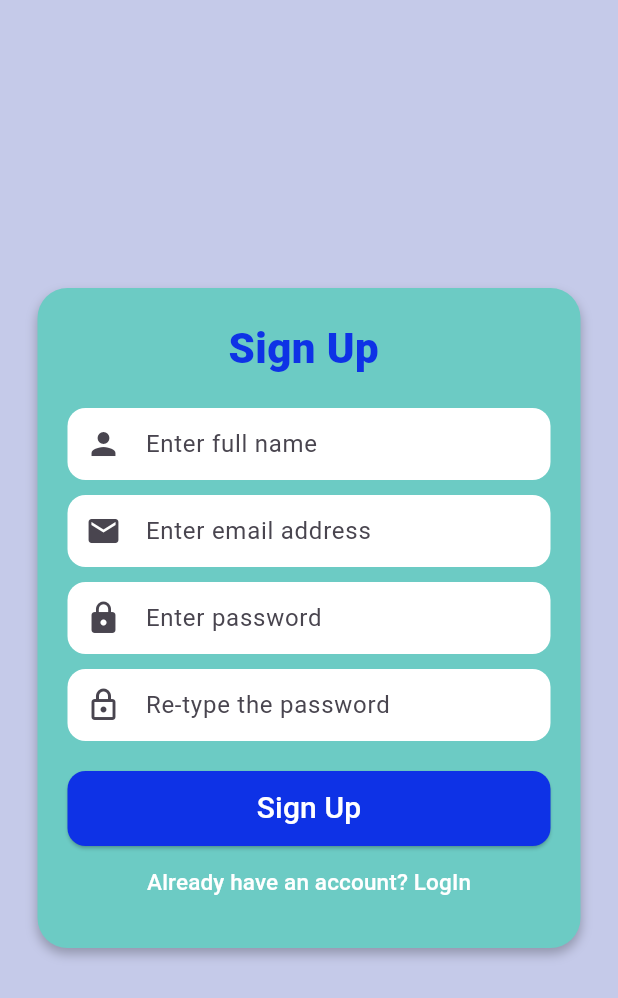
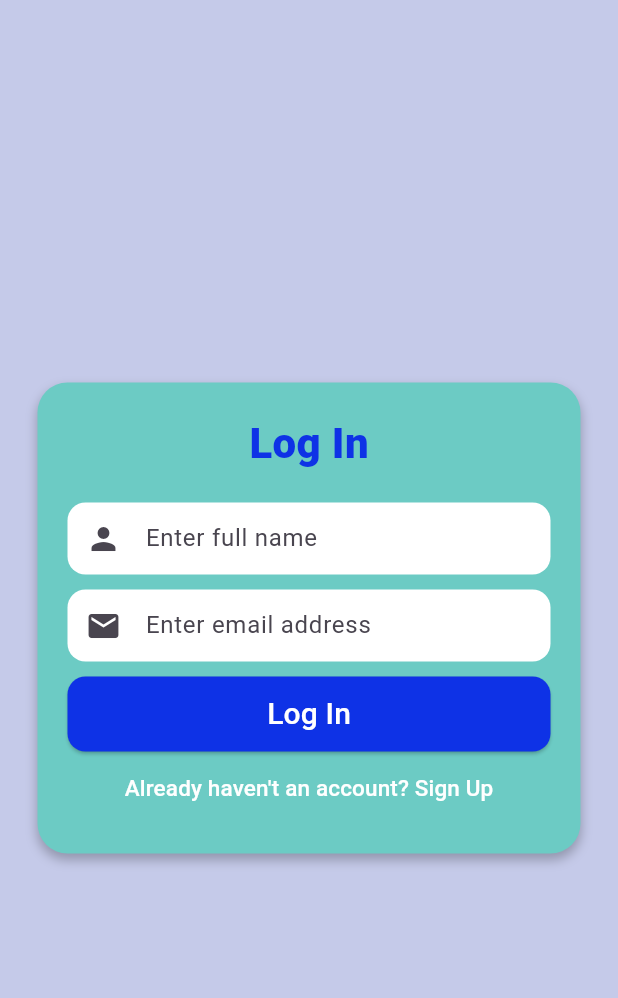
Before and after one commit to ranjitkc7/Auth_Form, a Flutter app: the screen it shows after launch, after a tap on "Already have an account? LogIn", on a phone screen of 412 x 824 dp. Shown: the top 998 px of the screen. Run offline on Flutter 3.47's test engine with Material 3 defaults, Android fonts, the phone set to English and light mode, and no system bars.

Commit message:
Login form UI and set navigation

```diff
--- a/lib/main.dart
+++ b/lib/main.dart
@@ -13,13 +13,13 @@ class MyApp extends StatelessWidget {
       title: 'Auth Signup Form',
       debugShowCheckedModeBanner: false,
       theme: ThemeData(primarySwatch: Colors.indigo),
-      home: const SignUpScreen(),
+      home: const SignUpForm(),
     );
   }
 }
 
-class SignUpScreen extends StatelessWidget {
-  const SignUpScreen({super.key});
+class SignUpForm extends StatelessWidget {
+  const SignUpForm({super.key});
 
   @override
   Widget build(BuildContext context) {
@@ -133,19 +133,27 @@ class SignUpScreen extends StatelessWidget {
                         borderRadius: BorderRadius.circular(12),
                       ),
                     ),
-                   onPressed: (){},
-                    child : const Text("Sign Up",
-                    style: TextStyle(fontSize: 20, color: Colors.white),
+                    onPressed: () {},
+                    child: const Text(
+                      "Sign Up",
+                      style: TextStyle(fontSize: 20, color: Colors.white),
                     ),
                   ),
                 ),
                 TextButton(
-                    onPressed: (){},
-                    child: const Text(
-                      "Already have an account? LogIn",
-                      style: TextStyle(color: Colors.white, fontSize: 15),
-                    ),
-                )
+                  onPressed: () {
+                    Navigator.push(
+                      context,
+                      MaterialPageRoute(
+                        builder: (context) => const LoginForm(),
+                      ),
+                    );
+                  },
+                  child: const Text(
+                    "Already have an account? LogIn",
+                    style: TextStyle(color: Colors.white, fontSize: 15),
+                  ),
+                ),
               ],
             ),
           ),
@@ -154,3 +162,109 @@ class SignUpScreen extends StatelessWidget {
     );
   }
 }
+
+class LoginForm extends StatelessWidget {
+  const LoginForm({super.key});
+
+  @override
+  Widget build(BuildContext context) {
+    return Scaffold(
+      backgroundColor: Colors.indigo.shade100,
+      body: Center(
+        child: SingleChildScrollView(
+          padding: const EdgeInsets.all(25),
+          child: Container(
+            padding: const EdgeInsets.all(20),
+            width: double.infinity,
+            decoration: BoxDecoration(
+              color: const Color.fromARGB(255, 108, 203, 196),
+              borderRadius: BorderRadius.circular(20),
+              boxShadow: [
+                BoxShadow(
+                  color: Colors.black26,
+                  offset: const Offset(0, 4),
+                  blurRadius: 6,
+                ),
+              ],
+            ),
+            child: Column(
+              mainAxisSize: MainAxisSize.min,
+              children: [
+                const Text(
+                  "Log In",
+                  style: TextStyle(
+                    fontSize: 28,
+                    fontWeight: FontWeight.w800,
+                    color: Color.fromARGB(255, 14, 50, 230),
+                  ),
+                ),
+                const SizedBox(height: 20),
+                TextField(
+                  decoration: InputDecoration(
+                    hintText: "Enter full name",
+                    prefixIcon: const Icon(Icons.person),
+                    filled: true,
+                    fillColor: Colors.white,
+                    contentPadding: const EdgeInsets.symmetric(
+                      vertical: 10,
+                      horizontal: 10,
+                    ),
+                    border: OutlineInputBorder(
+                      borderRadius: BorderRadius.circular(12),
+                      borderSide: BorderSide.none,
+                    ),
+                  ),
+                ),
+                const SizedBox(height: 10),
+                TextField(
+                  decoration: InputDecoration(
+                    hintText: "Enter email address",
+                    prefixIcon: const Icon(Icons.email),
+                    filled: true,
+                    fillColor: Colors.white,
+                    contentPadding: const EdgeInsets.symmetric(
+                      horizontal: 10,
+                      vertical: 10,
+                    ),
+                    border: OutlineInputBorder(
+                      borderRadius: BorderRadius.circular(12),
+                      borderSide: BorderSide.none,
+                    ),
+                  ),
+                ),
+                const SizedBox(height: 10),
+
+                SizedBox(
+                  width: double.infinity,
+                  height: 50,
+                  child: ElevatedButton(
+                    style: ElevatedButton.styleFrom(
+                      backgroundColor: Color.fromARGB(255, 14, 50, 230),
+                      shape: RoundedRectangleBorder(
+                        borderRadius: BorderRadius.circular(12),
+                      ),
+                    ),
+                    onPressed: () {},
+                    child: const Text(
+                      "Log In",
+                      style: TextStyle(fontSize: 20, color: Colors.white),
+                    ),
+                  ),
+                ),
+                TextButton(
+                  onPressed: () {
+                    Navigator.pop(context);
+                  },
+                  child: const Text(
+                    "Already haven't an account? Sign Up",
+                    style: TextStyle(color: Colors.white, fontSize: 15),
+                  ),
+                ),
+              ],
+            ),
+          ),
+        ),
+      ),
+    );
+  }
+}
```
